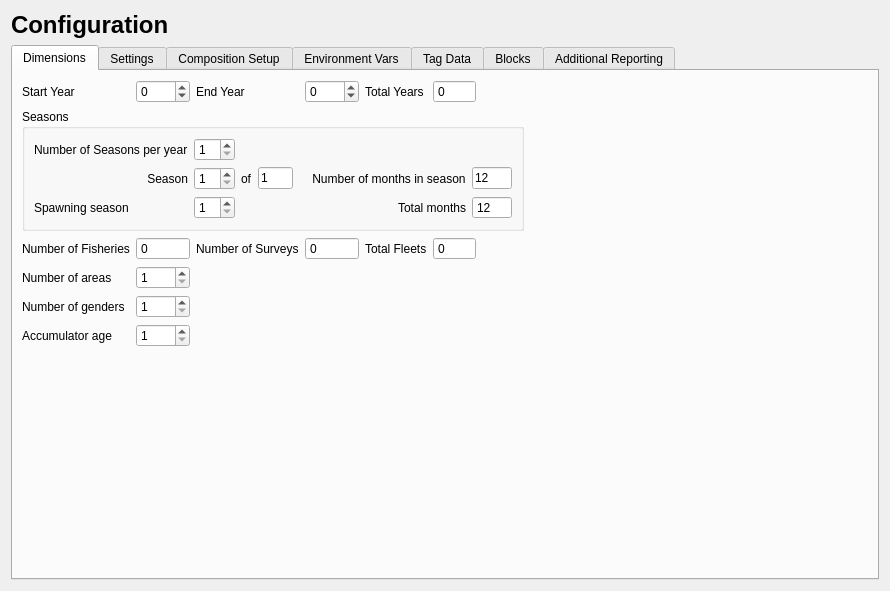
Above: src/data_widget.ui from nmfs-ost/ss3-ssi before the change. Below: the same form after it.
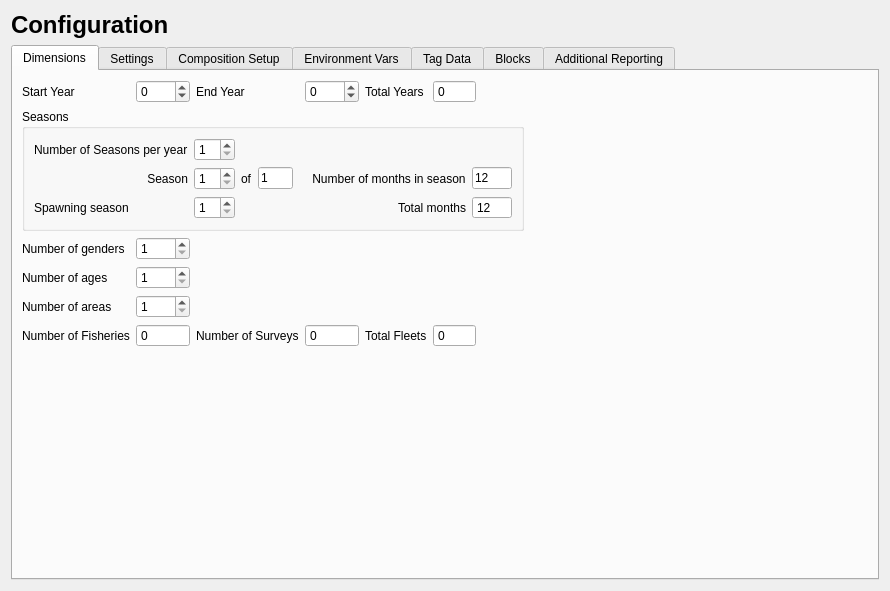
That is the form after the change. The open tabs and pages were chosen to show the change. Icons and pictures are not drawn.

Diff of the .ui file:
```diff
--- a/src/data_widget.ui
+++ b/src/data_widget.ui
@@ -116,13 +116,6 @@
            </property>
           </widget>
          </item>
-         <item row="10" column="0">
-          <widget class="QLabel" name="label_num_genders">
-           <property name="text">
-            <string>Number of genders</string>
-           </property>
-          </widget>
-         </item>
          <item row="3" column="1">
           <widget class="QSpinBox" name="spinBox_year_start">
            <property name="minimum">
@@ -153,16 +146,6 @@
            </property>
           </widget>
          </item>
-         <item row="10" column="1">
-          <widget class="QSpinBox" name="spinBox_num_genders">
-           <property name="minimum">
-            <number>1</number>
-           </property>
-           <property name="maximum">
-            <number>2</number>
-           </property>
-          </widget>
-         </item>
          <item row="3" column="0">
           <widget class="QLabel" name="label_year_start">
            <property name="text">
@@ -170,26 +153,6 @@
            </property>
           </widget>
          </item>
-         <item row="9" column="1">
-          <widget class="QSpinBox" name="spinBox_num_areas">
-           <property name="minimum">
-            <number>1</number>
-           </property>
-           <property name="maximum">
-            <number>10</number>
-           </property>
-           <property name="value">
-            <number>1</number>
-           </property>
-          </widget>
-         </item>
-         <item row="9" column="0">
-          <widget class="QLabel" name="label_num_areas">
-           <property name="text">
-            <string>Number of areas</string>
-           </property>
-          </widget>
-         </item>
          <item row="8" column="3">
           <widget class="QSpinBox" name="spinBox_num_surveys">
            <property name="readOnly">
@@ -217,36 +180,6 @@
            </property>
           </widget>
          </item>
-         <item row="8" column="7">
-          <spacer name="horizontalSpacer_dimen">
-           <property name="orientation">
-            <enum>Qt::Horizontal</enum>
-           </property>
-           <property name="sizeHint" stdset="0">
-            <size>
-             <width>40</width>
-             <height>20</height>
-            </size>
-           </property>
-          </spacer>
-         </item>
-         <item row="11" column="0">
-          <widget class="QLabel" name="label_max_age">
-           <property name="text">
-            <string>Accumulator age</string>
-           </property>
-          </widget>
-         </item>
-         <item row="11" column="1">
-          <widget class="QSpinBox" name="spinBox_max_age">
-           <property name="minimum">
-            <number>1</number>
-           </property>
-           <property name="maximum">
-            <number>50</number>
-           </property>
-          </widget>
-         </item>
          <item row="4" column="0" colspan="7">
           <widget class="QGroupBox" name="groupBox_seasons">
            <property name="title">
@@ -395,6 +328,73 @@
            </property>
           </spacer>
          </item>
+         <item row="5" column="0">
+          <widget class="QLabel" name="label_num_genders">
+           <property name="text">
+            <string>Number of genders</string>
+           </property>
+          </widget>
+         </item>
+         <item row="5" column="1">
+          <widget class="QSpinBox" name="spinBox_num_genders">
+           <property name="minimum">
+            <number>1</number>
+           </property>
+           <property name="maximum">
+            <number>2</number>
+           </property>
+          </widget>
+         </item>
+         <item row="6" column="0">
+          <widget class="QLabel" name="label_max_age">
+           <property name="text">
+            <string>Number of ages</string>
+           </property>
+          </widget>
+         </item>
+         <item row="6" column="1">
+          <widget class="QSpinBox" name="spinBox_max_age">
+           <property name="minimum">
+            <number>1</number>
+           </property>
+           <property name="maximum">
+            <number>50</number>
+           </property>
+          </widget>
+         </item>
+         <item row="6" column="7">
+          <spacer name="horizontalSpacer_dimen">
+           <property name="orientation">
+            <enum>Qt::Horizontal</enum>
+           </property>
+           <property name="sizeHint" stdset="0">
+            <size>
+             <width>40</width>
+             <height>20</height>
+            </size>
+           </property>
+          </spacer>
+         </item>
+         <item row="7" column="0">
+          <widget class="QLabel" name="label_num_areas">
+           <property name="text">
+            <string>Number of areas</string>
+           </property>
+          </widget>
+         </item>
+         <item row="7" column="1">
+          <widget class="QSpinBox" name="spinBox_num_areas">
+           <property name="minimum">
+            <number>1</number>
+           </property>
+           <property name="maximum">
+            <number>10</number>
+           </property>
+           <property name="value">
+            <number>1</number>
+           </property>
+          </widget>
+         </item>
         </layout>
        </item>
        <item>
```
Left out of the diff: 27 changed lines with no effect on the pictures.
